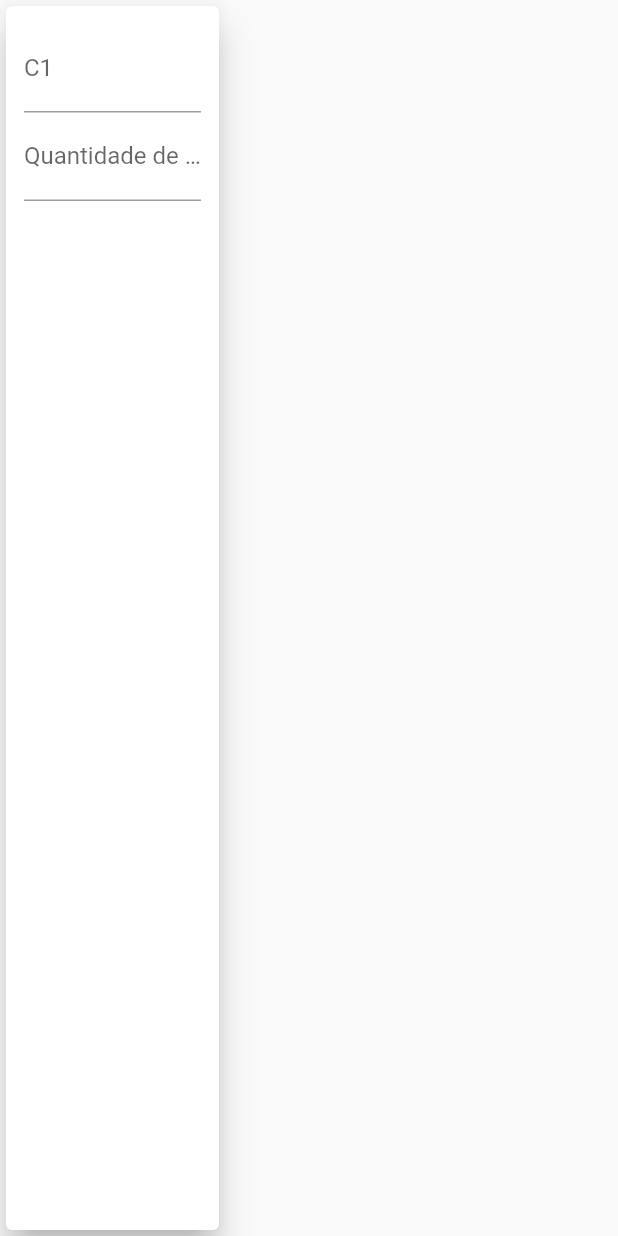
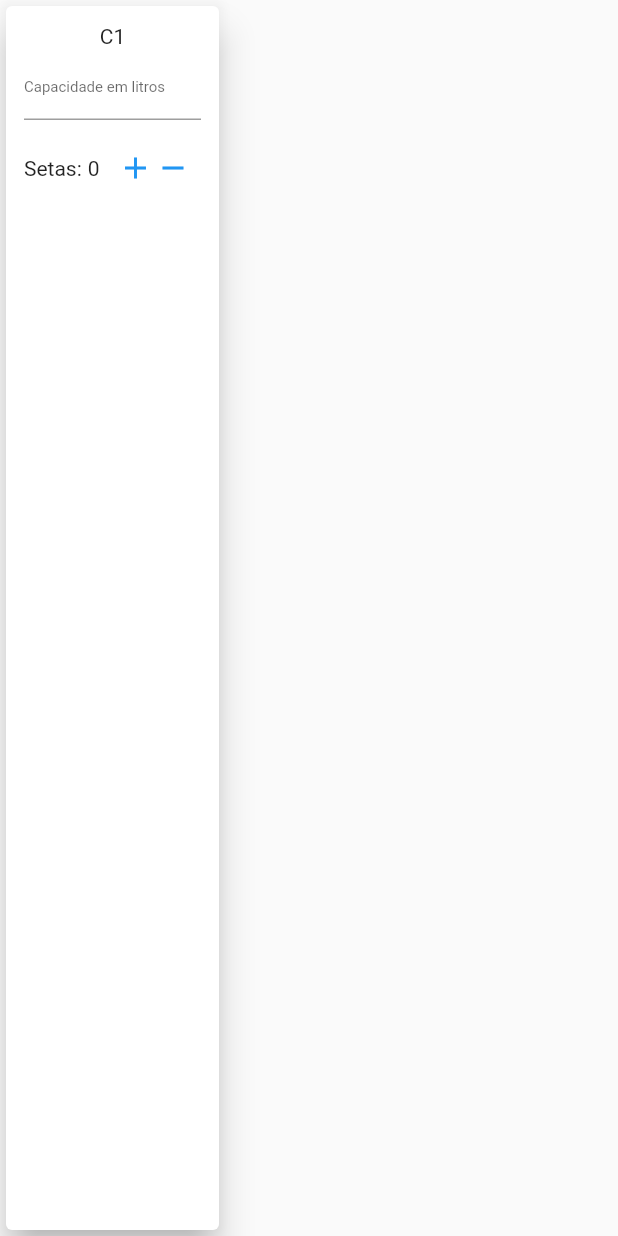
Before and after one commit to r3soares/agendamentoVTR, a Flutter app: the CompartimentoWidget widget shown alone on an empty page, opened directly with sample values from the repository, on a phone screen of 412 x 824 dp. Run offline on Flutter 3.47's test engine with Material 2 defaults, Android fonts, the phone set to English and light mode, and no system bars; our stand-ins replace file_picker, flutter_modular, flutter_triple, table_calendar.

Commit message:
Alterado leyout para inserir tanque Corrigido prolema que impedia de excluir tanque cadastrado

```diff
--- a/src/agendamento_vtr/lib/app/modules/tanque/models/proprietario.dart
+++ b/src/agendamento_vtr/lib/app/modules/tanque/models/proprietario.dart
@@ -15,8 +15,8 @@ class Proprietario extends ChangeNotifier {
     notifyListeners();
   }
 
-  void removeTanque(Tanque t) {
-    _tanques.remove(t);
+  void removeTanque(String placa) {
+    _tanques.remove(placa);
     notifyListeners();
   }
 
--- a/src/agendamento_vtr/lib/app/modules/tanque/widgets/compartimento_widget.dart
+++ b/src/agendamento_vtr/lib/app/modules/tanque/widgets/compartimento_widget.dart
@@ -39,11 +39,11 @@ class _CompartimentoWidgetState extends State<CompartimentoWidget> {
               key: _formKey,
               child: Column(
                 children: [
+                  Text(compartimento.id),
                   TextFormField(
                     autovalidateMode: AutovalidateMode.onUserInteraction,
                     decoration: InputDecoration(
-                      labelText: compartimento.id,
-                      hintText: 'Em litros',
+                      hintText: 'Capacidade em litros',
                       hintStyle: TextStyle(fontSize: 10),
                     ),
                     controller: _cCapacidade,
@@ -55,16 +55,33 @@ class _CompartimentoWidgetState extends State<CompartimentoWidget> {
                     ],
                     validator: validaCapacidade,
                   ),
-                  TextFormField(
-                    autovalidateMode: AutovalidateMode.onUserInteraction,
-                    decoration: InputDecoration(
-                      labelText: 'Quantidade de setas, se houver',
-                    ),
-                    controller: _cSeta,
-                    keyboardType: TextInputType.number,
-                    inputFormatters: <TextInputFormatter>[
-                      FilteringTextInputFormatter.allow(RegExp(r'[0-9]')),
-                    ],
+                  Padding(
+                    padding: const EdgeInsets.only(top: 8),
+                    child: Row(children: [
+                      Text('Setas:'),
+                      Padding(
+                        padding: EdgeInsets.symmetric(horizontal: 4),
+                        child: Text('${compartimento.setas}'),
+                      ),
+                      Row(
+                        children: [
+                          SizedBox(
+                            width: 25,
+                            child: TextButton(
+                                onPressed: () =>
+                                    {gerSetas(compartimento.setas + 1)},
+                                child: Icon(Icons.add)),
+                          ),
+                          SizedBox(
+                            width: 25,
+                            child: TextButton(
+                                onPressed: () =>
+                                    {gerSetas(compartimento.setas - 1)},
+                                child: Icon(Icons.remove)),
+                          ),
+                        ],
+                      ),
+                    ]),
                   ),
                 ],
               ),
@@ -90,4 +107,12 @@ class _CompartimentoWidgetState extends State<CompartimentoWidget> {
     if (capacidade % 10 != 0) return 'Somente múltiplos de 10';
     return null;
   }
+
+  gerSetas(int value) {
+    if (value < 0) return;
+    if (value > 10) return;
+    setState(() {
+      compartimento.setas = value;
+    });
+  }
 }
```
Also changed, not shown: src/agendamento_vtr/lib/app/modules/tanque/pages/tanque_dialog.dart (+36 -13 lines), src/agendamento_vtr/lib/app/modules/tanque/widgets/tanque_widget.dart (+14 -7 lines).
